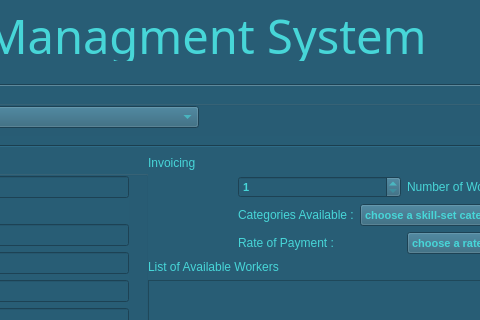
This is pyqt/Layouts/clients.ui in bellyfat/HRMS as Qt 5 draws it before an edit; both pictures show x 674 to 1154 and y 0 to 320 of the 1443 by 735 pixel window. The edited form follows.
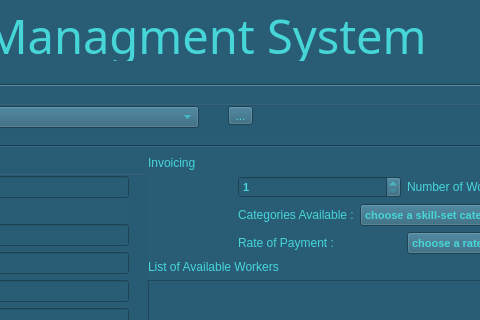
This is the edited form. The open tabs and pages were chosen to show the change. Icons and pictures are not drawn.

```diff
--- a/pyqt/Layouts/clients.ui
+++ b/pyqt/Layouts/clients.ui
@@ -2042,6 +2042,23 @@
            </item>
           </layout>
          </widget>
+         <widget class="QToolButton" name="toolButton_2">
+          <property name="geometry">
+           <rect>
+            <x>870</x>
+            <y>20</y>
+            <width>25</width>
+            <height>19</height>
+           </rect>
+          </property>
+          <property name="text">
+           <string>...</string>
+          </property>
+          <property name="icon">
+           <iconset>
+            <normaloff>../images/help.png</normaloff>../images/help.png</iconset>
+          </property>
+         </widget>
         </widget>
        </widget>
        <widget class="QWidget" name="tab_4">
```
